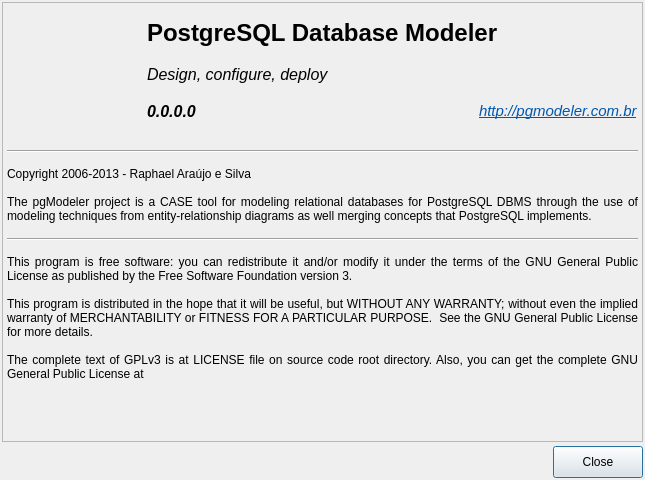
Above: libpgmodeler_ui/ui/aboutform.ui from pgmodeler/pgmodeler before the change. Below: the same form after it.
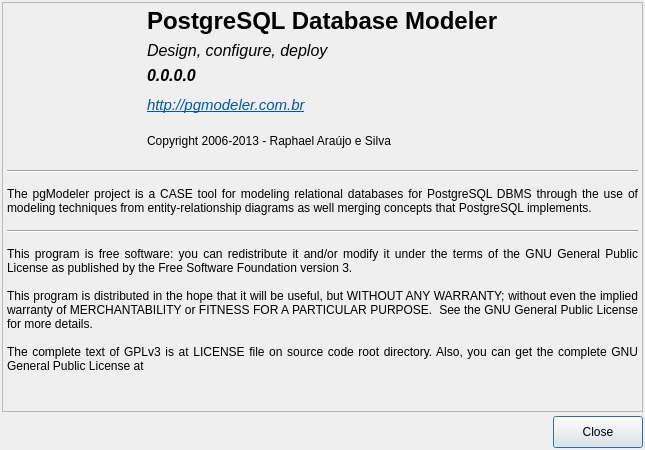
That is the form after the change. Icons and pictures are not drawn.

```diff
--- a/libpgmodeler_ui/ui/aboutform.ui
+++ b/libpgmodeler_ui/ui/aboutform.ui
@@ -10,7 +10,7 @@
     <x>0</x>
     <y>0</y>
     <width>645</width>
-    <height>480</height>
+    <height>450</height>
    </rect>
   </property>
   <property name="sizePolicy">
@@ -22,13 +22,13 @@
   <property name="minimumSize">
    <size>
     <width>645</width>
-    <height>480</height>
+    <height>450</height>
    </size>
   </property>
   <property name="maximumSize">
    <size>
     <width>645</width>
-    <height>480</height>
+    <height>450</height>
    </size>
   </property>
   <property name="windowTitle">
@@ -135,13 +135,13 @@
         <property name="minimumSize">
          <size>
           <width>128</width>
-          <height>128</height>
+          <height>148</height>
          </size>
         </property>
         <property name="maximumSize">
          <size>
           <width>128</width>
-          <height>128</height>
+          <height>148</height>
          </size>
         </property>
         <property name="text">
@@ -244,7 +244,7 @@
           </property>
          </widget>
         </item>
-        <item row="2" column="1">
+        <item row="3" column="0">
          <widget class="QLabel" name="label_2">
           <property name="font">
            <font>
@@ -262,6 +262,13 @@
           </property>
          </widget>
         </item>
+        <item row="4" column="0">
+         <widget class="QLabel" name="label_3">
+          <property name="text">
+           <string>Copyright 2006-2013 - Raphael Araújo e Silva &lt;rkhaotix@gmail.com&gt;</string>
+          </property>
+         </widget>
+        </item>
        </layout>
       </item>
       <item row="1" column="0" colspan="2">
@@ -364,9 +371,7 @@
          </size>
         </property>
         <property name="text">
-         <string>Copyright 2006-2013 - Raphael Araújo e Silva &lt;rkhaotix@gmail.com&gt;
-
-The pgModeler project is a CASE tool for modeling relational databases for PostgreSQL DBMS through the use of modeling techniques from entity-relationship diagrams as well merging concepts that PostgreSQL implements.</string>
+         <string>The pgModeler project is a CASE tool for modeling relational databases for PostgreSQL DBMS through the use of modeling techniques from entity-relationship diagrams as well merging concepts that PostgreSQL implements.</string>
         </property>
         <property name="textFormat">
          <enum>Qt::PlainText</enum>
```
Left out of the diff: 2 changed lines with no effect on the pictures.
